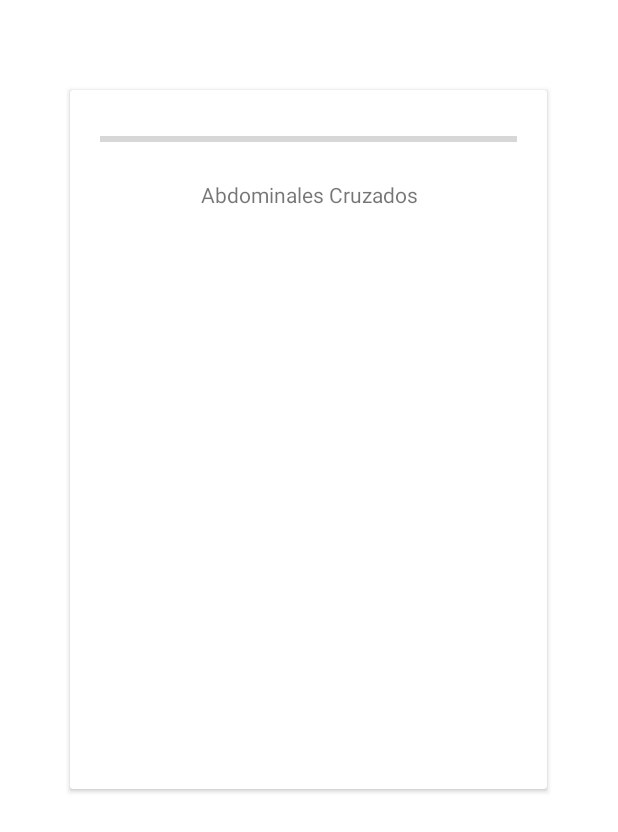
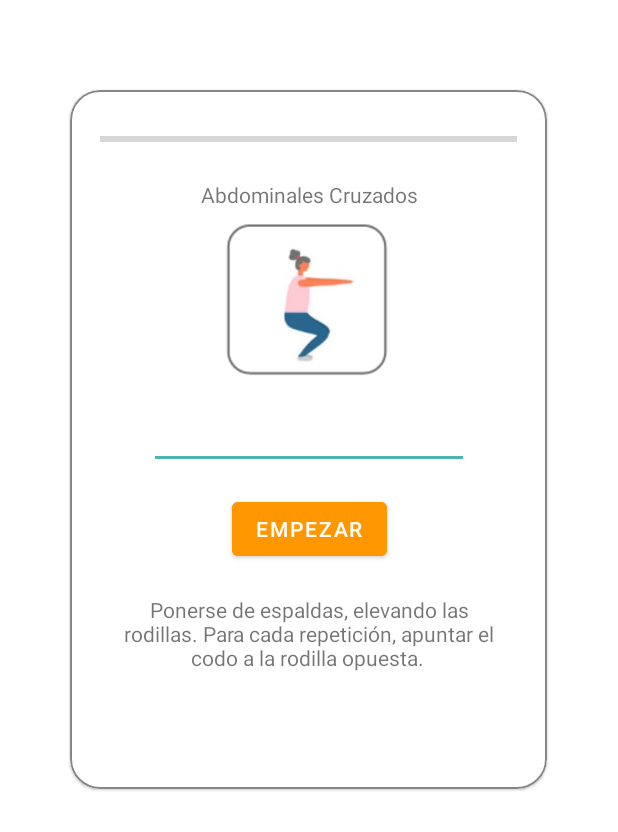
Before and after one commit to RodriguezManuel/getkrackingapp, an Android app: the layout fragment_routine.xml on its own in the app's theme, with its tools: preview values and no code run, on a phone screen of 412 x 824 dp. Shown: the top 832 px of the screen. Run offline under Robolectric (Android 15) with nearby library versions, the phone set to English and light mode, and no system bars.

Commit message:
rutina con timer

```diff
--- a/app/src/main/res/layout/fragment_routine.xml
+++ b/app/src/main/res/layout/fragment_routine.xml
@@ -6,7 +6,8 @@
     android:layout_width="match_parent"
     android:layout_height="match_parent">
 
-    <androidx.cardview.widget.CardView
+    <com.google.android.material.card.MaterialCardView
+        android:id="@+id/ExcerciseVisualizationCard"
         android:layout_width="318dp"
         android:layout_height="466dp"
         android:layout_marginTop="60dp"
@@ -14,7 +15,10 @@
         app:layout_constraintEnd_toEndOf="parent"
         app:layout_constraintHorizontal_bias="0.494"
         app:layout_constraintStart_toStartOf="parent"
-        app:layout_constraintTop_toTopOf="parent" >
+        app:layout_constraintTop_toTopOf="parent"
+        app:strokeColor="@color/primary"
+        app:strokeWidth="1dp"
+        app:cardCornerRadius="20dp">
 
         <androidx.constraintlayout.widget.ConstraintLayout
             android:layout_width="match_parent"
@@ -31,6 +35,7 @@
                 app:layout_constraintTop_toTopOf="parent" />
 
             <TextView
+                android:id="@+id/textView"
                 android:layout_width="wrap_content"
                 android:layout_height="wrap_content"
                 android:layout_marginTop="60dp"
@@ -40,11 +45,55 @@
                 app:layout_constraintStart_toStartOf="parent"
                 app:layout_constraintTop_toTopOf="parent" />
 
+            <ImageView
+                android:id="@+id/imageView2"
+                android:layout_width="143dp"
+                android:layout_height="104dp"
+                android:layout_marginTop="8dp"
+                app:layout_constraintEnd_toEndOf="parent"
+                app:layout_constraintHorizontal_bias="0.497"
+                app:layout_constraintStart_toStartOf="parent"
+                app:layout_constraintTop_toBottomOf="@+id/textView"
+                app:srcCompat="@drawable/ejercicio_demo" />
 
+            <EditText
+                android:id="@+id/editTextTime"
+                android:layout_width="wrap_content"
+                android:layout_height="wrap_content"
+                android:layout_marginTop="16dp"
+                android:ems="10"
+                android:inputType="time"
+                app:layout_constraintEnd_toEndOf="parent"
+                app:layout_constraintStart_toStartOf="parent"
+                app:layout_constraintTop_toBottomOf="@+id/imageView2" />
+
+            <Button
+                android:id="@+id/button"
+                android:layout_width="wrap_content"
+                android:layout_height="wrap_content"
+                android:layout_marginTop="16dp"
+                android:backgroundTint="#FF9800"
+                android:text="Empezar"
+                app:layout_constraintEnd_toEndOf="parent"
+                app:layout_constraintHorizontal_bias="0.502"
+                app:layout_constraintStart_toStartOf="parent"
+                app:layout_constraintTop_toBottomOf="@+id/editTextTime" />
+
+            <TextView
+                android:id="@+id/textView2"
+                android:layout_width="259dp"
+                android:layout_height="66dp"
+                android:layout_marginTop="20dp"
+                android:text="Ponerse de espaldas, elevando las rodillas. Para cada repetición, apuntar el codo a la rodilla opuesta. "
+                android:textAlignment="center"
+                app:layout_constraintEnd_toEndOf="parent"
+                app:layout_constraintHorizontal_bias="0.508"
+                app:layout_constraintStart_toStartOf="parent"
+                app:layout_constraintTop_toBottomOf="@+id/button" />
 
 
         </androidx.constraintlayout.widget.ConstraintLayout>
 
-    </androidx.cardview.widget.CardView>
+    </com.google.android.material.card.MaterialCardView>
 
 </androidx.constraintlayout.widget.ConstraintLayout>
```
